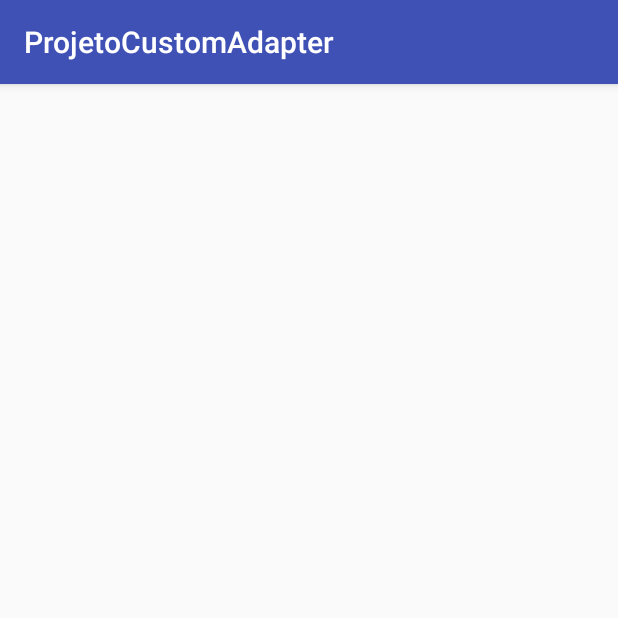
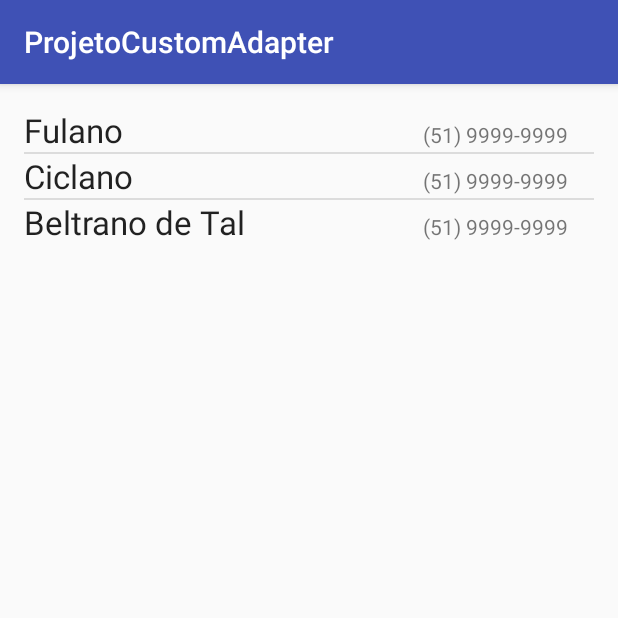
Before and after one commit to gasparteixeira/ProjCustomAdapter, an Android app: the screen it shows after launch (MainActivity), on a phone screen of 412 x 824 dp, the top half of it. Run offline under Robolectric (Android 15) with nearby library versions, the phone set to English and light mode, and no system bars.

Commit message:
populando a lista de contatos com o contato adapter.

```diff
--- /dev/null
+++ b/app/src/main/java/edm/rs/senac/com/br/projetocustomadapter/ContatoAdapter.java
@@ -0,0 +1,53 @@
+package edm.rs.senac.com.br.projetocustomadapter;
+
+import android.content.Context;
+import android.view.LayoutInflater;
+import android.view.View;
+import android.view.ViewGroup;
+import android.widget.BaseAdapter;
+import android.widget.TextView;
+
+import java.util.List;
+
+public class ContatoAdapter extends BaseAdapter {
+    private List<Contato> listaContados;
+    private Context contexto;
+
+    public ContatoAdapter(Context contexto, List<Contato> listaContados) {
+        this.listaContados = listaContados;
+        this.contexto = contexto;
+    }
+
+    @Override
+    public int getCount() {
+        return listaContados.size();
+    }
+
+    @Override
+    public Object getItem(int position) {
+        return (listaContados.get(position));
+    }
+
+    @Override
+    public long getItemId(int position) {
+        return position;
+    }
+
+    @Override
+    public View getView(int position, View convertView, ViewGroup parent) {
+        Contato contato = listaContados.get(position);
+
+        LayoutInflater inflater = (LayoutInflater)contexto.getSystemService(
+                contexto.LAYOUT_INFLATER_SERVICE
+        );
+
+        View viewInflate = inflater.inflate(R.layout.list_item,null);
+        TextView textNome = (TextView)viewInflate.findViewById(R.id.idNome);
+        textNome.setText(contato.getNome());
+
+        TextView textTelefone = (TextView)viewInflate.findViewById(R.id.idTelefone);
+        textTelefone.setText(contato.getTelefone());
+
+        return viewInflate;
+    }
+}
--- a/app/src/main/java/edm/rs/senac/com/br/projetocustomadapter/MainActivity.java
+++ b/app/src/main/java/edm/rs/senac/com/br/projetocustomadapter/MainActivity.java
@@ -18,12 +18,14 @@ public class MainActivity extends AppCompatActivity {
         listatContatos = new ArrayList<>();
         listatContatos.add(new Contato("Fulano", "(51) 9999-9999"));
         listatContatos.add(new Contato("Ciclano", "(51) 9999-9999"));
-        listatContatos.add(new Contato("Beltrano", "(51) 9999-9999"));
+        listatContatos.add(new Contato("Beltrano de Tal", "(51) 9999-9999"));
 
         updateList();
     }
 
     private void updateList() {
-        ListView listat = (ListView)findViewById(R.id.listView);
+        ContatoAdapter adapter = new ContatoAdapter(this,listatContatos);
+        ListView lista = (ListView)findViewById(R.id.listView);
+        lista.setAdapter(adapter);
     }
 }
--- a/app/src/main/res/layout/list_item.xml
+++ b/app/src/main/res/layout/list_item.xml
@@ -2,22 +2,22 @@
 <LinearLayout xmlns:android="http://schemas.android.com/apk/res/android"
     android:orientation="horizontal"
     android:layout_width="match_parent"
-    android:layout_height="wrap_content"
+    android:layout_height="match_parent"
     android:weightSum="1">
 
     <TextView
-        android:layout_width="wrap_content"
+        android:layout_width="match_parent"
         android:layout_height="wrap_content"
         android:textAppearance="?android:attr/textAppearanceLarge"
-        android:text="Large Text"
-        android:id="@+id/textView"
-        android:layout_weight="0.6" />
+        android:text=""
+        android:id="@+id/idNome"
+        android:layout_weight="0.3" />
 
     <TextView
-        android:layout_width="wrap_content"
+        android:layout_width="match_parent"
         android:layout_height="wrap_content"
         android:textAppearance="?android:attr/textAppearanceSmall"
-        android:text="Small Text"
-        android:id="@+id/textView2"
-        android:layout_weight="0.4" />
+        android:text=""
+        android:id="@+id/idTelefone"
+        android:layout_weight="0.7" />
 </LinearLayout>
```
